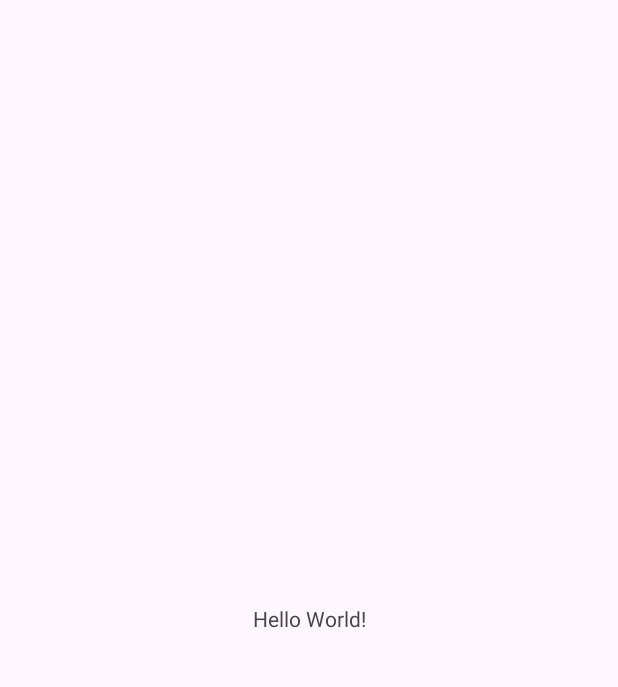
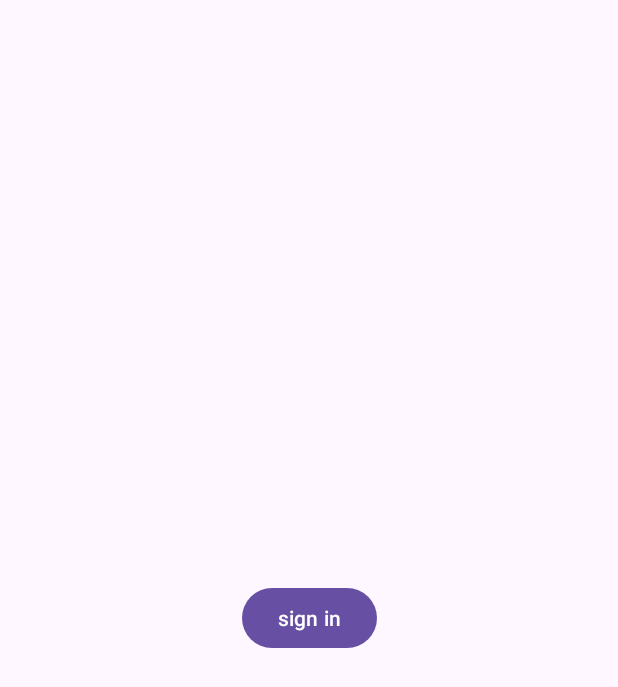
Before and after one commit to chitransh-digital/Chitransh_App, an Android app: the screen it shows after launch (MainActivity), on a phone screen of 412 x 824 dp. Before the commit the part shown is almost empty. Shown: the top 687 px of the screen. Run offline under Robolectric (Android 15) with nearby library versions, the phone set to English and light mode, and no system bars; our stand-ins replace Firebase (no records; nobody signed in at launch, a user with empty details on screens opened directly).

```diff
--- a/app/build.gradle.kts
+++ b/app/build.gradle.kts
@@ -80,4 +80,7 @@ dependencies {
     //Room
     implementation("androidx.room:room-ktx:2.5.2")
     kapt("androidx.room:room-compiler:2.5.2")
+
+    //gms
+    implementation ("com.google.android.gms:play-services-auth:20.7.0")
 }
--- a/app/src/main/res/layout/activity_main.xml
+++ b/app/src/main/res/layout/activity_main.xml
@@ -6,10 +6,11 @@
     android:layout_height="match_parent"
     tools:context=".MainActivity">
 
-    <TextView
+    <Button
+        android:id="@+id/btn_sign_in"
         android:layout_width="wrap_content"
         android:layout_height="wrap_content"
-        android:text="Hello World!"
+        android:text="sign in"
         app:layout_constraintBottom_toBottomOf="parent"
         app:layout_constraintEnd_toEndOf="parent"
         app:layout_constraintStart_toStartOf="parent"
--- a/app/src/main/res/values/strings.xml
+++ b/app/src/main/res/values/strings.xml
@@ -1,3 +1,7 @@
 <resources>
     <string name="app_name">Community App</string>
+<!--    <string name="web_client_id">354098387712-v832raivte99bjj0oiupavfgamo3vipi.apps.googleusercontent.com</string>-->
+    <string name="web_client_id">748985961633-1uvkptrttuk990q91rs0n5053oof1t9h.apps.googleusercontent.com
+</string>
+
 </resources>
```
Also changed, not shown: app/src/main/java/com/example/communityapp/MainActivity.kt (+86 -0 lines).
